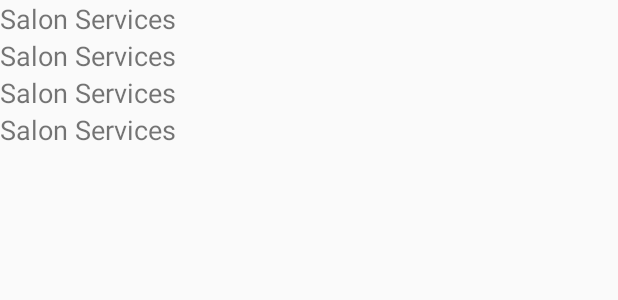
After one commit to omary99/Smart-Salon-BookingApp, an Android app: the layout list_item.xml on its own in the app's theme, with its tools: preview values and no code run, on a phone screen of 412 x 824 dp. The commit adds this screen. Shown: the top 300 px of the screen. Run offline under Robolectric (Android 15) with nearby library versions, the phone set to English and light mode, and no system bars.

Commit message:
second commit

```diff
--- a/app/src/main/java/com/example/smartsaloonbookingapp/BookingActivity.java
+++ b/app/src/main/java/com/example/smartsaloonbookingapp/BookingActivity.java
@@ -34,7 +34,6 @@ public class BookingActivity extends AppCompatActivity implements AdapterView.On
 
     DatabaseReference databaseReference;
     String item;
-    Booking booking;
     String Price = "";
     String SalonService, ServiceStyle, ServicePrice, ServiceDate;
 
--- /dev/null
+++ b/app/src/main/res/layout/list_item.xml
@@ -0,0 +1,49 @@
+<?xml version="1.0" encoding="utf-8"?>
+<RelativeLayout
+    xmlns:android="http://schemas.android.com/apk/res/android"
+    android:orientation="vertical"
+    android:layout_width="match_parent"
+    android:layout_height="match_parent">
+
+  <ScrollView
+      android:layout_width="fill_parent"
+      android:layout_height="fill_parent"
+      android:layout_alignParentTop="true"
+      android:layout_alignParentLeft="true">
+
+     <LinearLayout
+         android:layout_width="fill_parent"
+         android:layout_height="fill_parent"
+         android:orientation="vertical">
+         <TextView
+             android:id="@+id/tv_salon_service"
+             android:layout_width="wrap_content"
+             android:layout_height="wrap_content"
+             android:text="Salon Services"
+             android:textSize="18sp" />
+
+         <TextView
+             android:id="@+id/tv_service_style"
+             android:layout_width="wrap_content"
+             android:layout_height="wrap_content"
+             android:text="Salon Services"
+             android:textSize="18sp" />
+
+         <TextView
+             android:id="@+id/tv_service_price"
+             android:layout_width="wrap_content"
+             android:layout_height="wrap_content"
+             android:text="Salon Services"
+             android:textSize="18sp" />
+
+         <TextView
+             android:id="@+id/tv_service_date"
+             android:layout_width="wrap_content"
+             android:layout_height="wrap_content"
+             android:text="Salon Services"
+             android:textSize="18sp" />
+     </LinearLayout>
+
+  </ScrollView>
+
+</RelativeLayout>
```
Also changed, not shown: app/src/main/java/com/example/smartsaloonbookingapp/ListAdapter.java (added, +44 -0 lines), app/src/main/java/com/example/smartsaloonbookingapp/MyBookActivity.java (+40 -0 lines), app/src/main/java/com/example/smartsaloonbookingapp/MySmartActivity.java (+55 -0 lines), app/src/main/res/layout/activity_my_book.xml (+3 -4 lines), app/src/main/res/layout/activity_my_smart.xml (+5 -5 lines).
